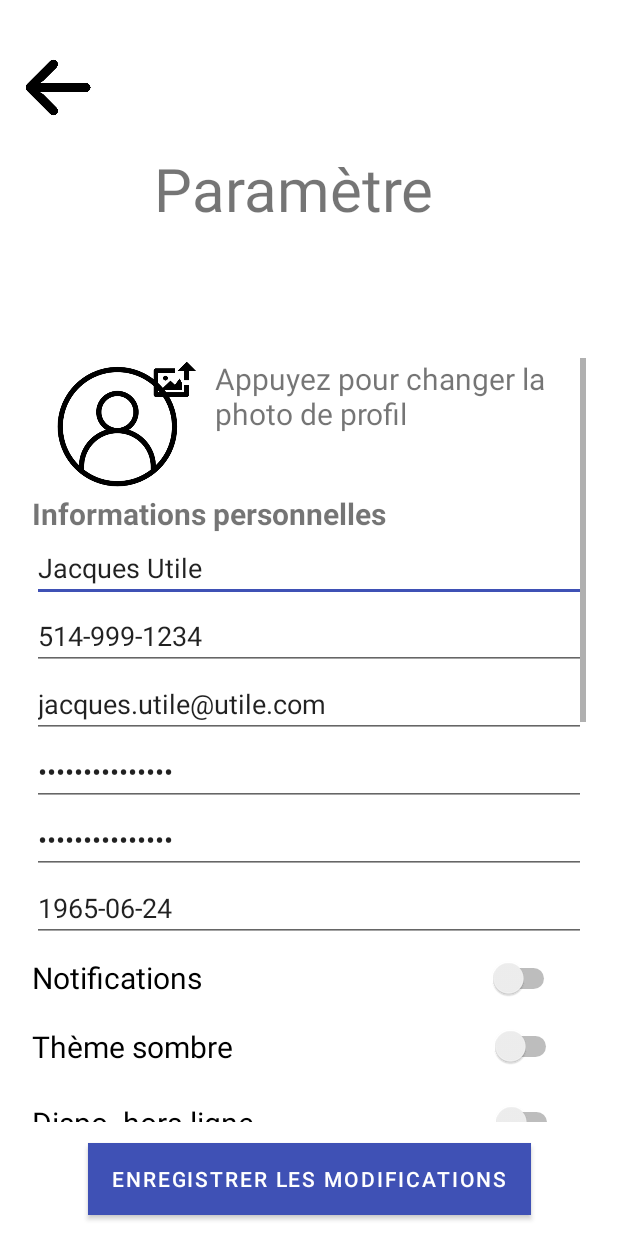
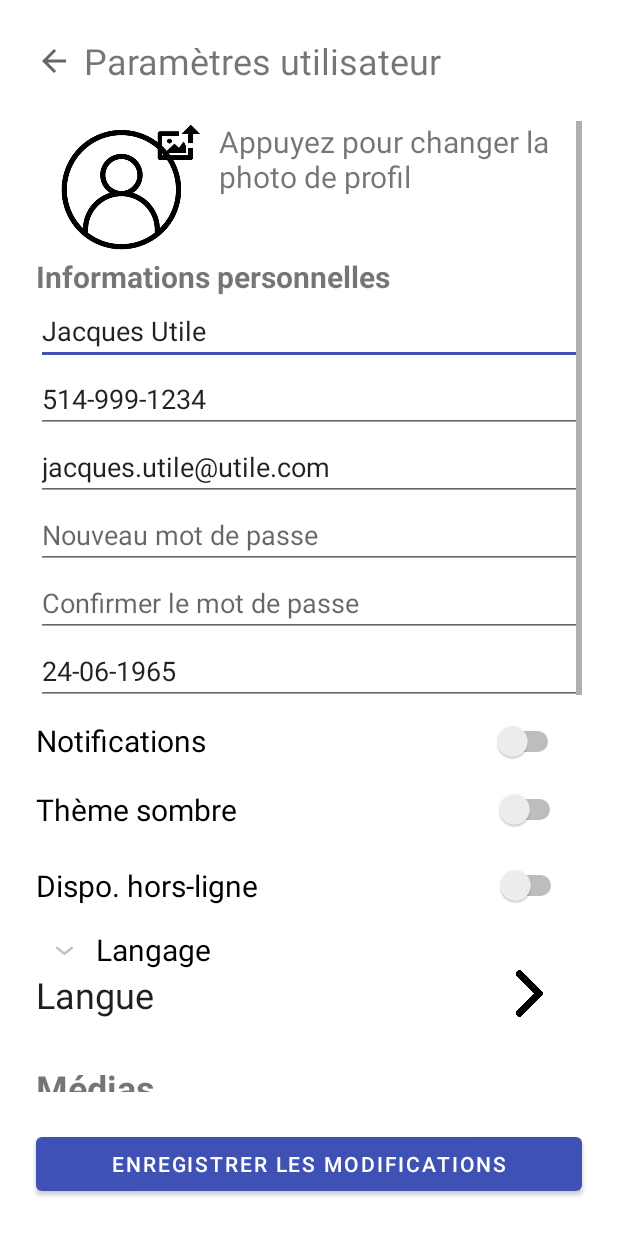
Before and after one commit to jayouimet/Devoir_04, an Android app: the ParametresCompte screen opened directly, with no data from a screen before it, on a phone screen of 412 x 824 dp. Run offline under Robolectric (Android 15) with nearby library versions, the phone set to English and light mode, and no system bars.

Commit message:
modifications générales et test de drop-down list de langues

```diff
--- a/Implementation/app/src/main/java/com/example/devoir4film/BD.java
+++ b/Implementation/app/src/main/java/com/example/devoir4film/BD.java
@@ -8,7 +8,6 @@ public class BD {
    public static Utilisateur user=new Utilisateur();
    public static String[] listHumeur={"Fâché","Neutre","Fatigué","Drôle","Party","Heureux","Amoureux","Triste","Horreur","Dépressif","Étrange","Curieux"};
    public static ArrayList<Film> tabfilm=createTabFilm();
-
 
    /**
     * met des films
--- /dev/null
+++ b/Implementation/app/src/main/java/com/example/devoir4film/LanguageListAdapter.java
@@ -0,0 +1,90 @@
+package com.example.devoir4film;
+
+import android.content.Context;
+import android.view.LayoutInflater;
+import android.view.View;
+import android.view.ViewGroup;
+import android.widget.BaseExpandableListAdapter;
+import android.widget.TextView;
+
+import java.util.HashMap;
+import java.util.List;
+
+public class LanguageListAdapter extends BaseExpandableListAdapter {
+
+    private Context ctx;
+    private List<String> listGroup;
+    private HashMap<String, List<String>> listItem;
+
+    public LanguageListAdapter(Context context, List<String> listGroup, HashMap<String, List<String>> listItem) {
+        this.ctx = context;
+        this.listGroup = listGroup;
+        this.listItem = listItem;
+    }
+
+    @Override
+    public int getGroupCount() {
+        return this.listGroup.size();
+    }
+
+    @Override
+    public int getChildrenCount(int groupPosition) {
+        return this.listItem.get(this.listGroup.get(groupPosition)).size();
+    }
+
+    @Override
+    public Object getGroup(int groupPosition) {
+        return this.listGroup.get(groupPosition);
+    }
+
+    @Override
+    public Object getChild(int groupPosition, int childPosition) {
+        return this.listItem.get(this.listGroup.get(groupPosition)).get(childPosition);
+    }
+
+    @Override
+    public long getGroupId(int groupPosition) {
+        return groupPosition;
+    }
+
+    @Override
+    public long getChildId(int groupPosition, int childPosition) {
+        return childPosition;
+    }
+
+    @Override
+    public boolean hasStableIds() {
+        return false;
+    }
+
+    @Override
+    public View getGroupView(int groupPosition, boolean b, View convertView, ViewGroup viewGroup) {
+        String group = (String) getGroup(groupPosition);
+        if (convertView == null) {
+            LayoutInflater layoutInflater = (LayoutInflater) this.ctx.getSystemService(Context.LAYOUT_INFLATER_SERVICE);
+            convertView = layoutInflater.inflate(R.layout.language_group, null);
+        }
+
+        TextView textView = convertView.findViewById(R.id.language_list_parent);
+        textView.setText(group);
+        return convertView;
+    }
+
+    @Override
+    public View getChildView(int groupPosition, int childPosition, boolean b, View convertView, ViewGroup viewGroup) {
+        String child = (String) getChild(groupPosition, childPosition);
+        if (convertView == null) {
+            LayoutInflater layoutInflater = (LayoutInflater) this.ctx.getSystemService(Context.LAYOUT_INFLATER_SERVICE);
+            convertView = layoutInflater.inflate(R.layout.language_item, null);
+        }
+
+        TextView textView = convertView.findViewById(R.id.language_list_child);
+        textView.setText(child);
+        return convertView;
+    }
+
+    @Override
+    public boolean isChildSelectable(int groupPosition, int childPosition) {
+        return true;
+    }
+}
--- a/Implementation/app/src/main/java/com/example/devoir4film/ParametresCompte.java
+++ b/Implementation/app/src/main/java/com/example/devoir4film/ParametresCompte.java
@@ -2,21 +2,106 @@ package com.example.devoir4film;
 
 import androidx.appcompat.app.AppCompatActivity;
 
+import android.app.DatePickerDialog;
 import android.content.Intent;
+import android.graphics.Color;
+import android.graphics.drawable.ColorDrawable;
 import android.location.Location;
 import android.os.Bundle;
 import android.view.View;
+import android.widget.DatePicker;
+import android.widget.EditText;
+import android.widget.ExpandableListView;
+import android.widget.ImageButton;
+
+import java.util.ArrayList;
+import java.util.Calendar;
+import java.util.HashMap;
+import java.util.List;
 
 public class ParametresCompte extends AppCompatActivity {
+
+    private ExpandableListView languageExpandableListView;
+    private List<String> listGroup;
+    private HashMap<String, List<String>> listItem;
+    private ImageButton parametersReturnButton;
+    private EditText parametersDatePicker;
+    private DatePickerDialog.OnDateSetListener dateSetListener;
+
+    private LanguageListAdapter languageListAdapter;
 
     @Override
     protected void onCreate(Bundle savedInstanceState) {
         super.onCreate(savedInstanceState);
         setContentView(R.layout.activity_parametres_compte);
+
+        languageExpandableListView = findViewById(R.id.languageExpandableListView);
+        parametersDatePicker = findViewById(R.id.parametersDatePicker);
+        parametersReturnButton = findViewById(R.id.parametersReturnButton);
+
+        listGroup = new ArrayList<>();
+        listItem = new HashMap<>();
+        languageListAdapter = new LanguageListAdapter(this, listGroup, listItem);
+
+        languageExpandableListView.setAdapter(languageListAdapter);
+
+        listGroup.add(getString(R.string.parameters_language_list_label));
+
+        List<String> tempList = new ArrayList<>();
+        String[] arr = getResources().getStringArray(R.array.parameters_language_list);
+        for (String s : arr) {
+            tempList.add(s);
+        }
+
+        listItem.put(listGroup.get(0), tempList);
+        languageListAdapter.notifyDataSetChanged();
+
+        parametersDatePicker.setOnClickListener(new View.OnClickListener() {
+            @Override
+            public void onClick(View view) {
+                showDatePickerDialog();
+            }
+        });
+
+        parametersDatePicker.setOnFocusChangeListener(new View.OnFocusChangeListener() {
+            @Override
+            public void onFocusChange(View view, boolean b) {
+                if (!b) return;
+                showDatePickerDialog();
+            }
+        });
+
+        dateSetListener = new DatePickerDialog.OnDateSetListener() {
+            @Override
+            public void onDateSet(DatePicker datePicker, int year, int month, int day) {
+                parametersDatePicker.setText(day + "-" + (((month + 1) < 10) ? "0" : "") + (month + 1) + "-" + year);
+            }
+        };
+
+        parametersReturnButton.setOnClickListener(new View.OnClickListener() {
+            @Override
+            public void onClick(View view) {
+                quitterParametresCompte();
+            }
+        });
+    }
+
+    private void showDatePickerDialog() {
+        Calendar cal = Calendar.getInstance();
+        int year = cal.get(Calendar.YEAR);
+        int month = cal.get(Calendar.MONTH);
+        int day = cal.get(Calendar.DAY_OF_MONTH);
+
+        DatePickerDialog dialog = new DatePickerDialog(
+                ParametresCompte.this,
+                R.style.DatePickerTheme,
+                dateSetListener,
+                year, month, day);
+        dialog.show();
     }
 
     //Lorsque l'utilisateur clique sur la flèche, il est ramené vers la page précédente, soit la page «Mon Profil»
-    public void quitterParametresCompte(View v){
+    public void quitterParametresCompte(){
         this.finish();
     }
     public void deconnexion(View v){
--- a/Implementation/app/src/main/res/layout/activity_parametres_compte.xml
+++ b/Implementation/app/src/main/res/layout/activity_parametres_compte.xml
@@ -6,27 +6,42 @@
     android:layout_height="match_parent"
     tools:context=".ParametresCompte">
 
+    <ImageButton
+        android:id="@+id/parametersReturnButton"
+        android:layout_width="wrap_content"
+        android:layout_height="wrap_content"
+        android:layout_marginStart="24dp"
+        android:background="?attr/actionModeCloseDrawable"
+        app:layout_constraintBottom_toBottomOf="@+id/tvParametresCompte"
+        app:layout_constraintStart_toStartOf="parent"
+        app:layout_constraintTop_toTopOf="@+id/tvParametresCompte"
+        tools:ignore="ContentDescription" />
+
     <TextView
         android:id="@+id/tvParametresCompte"
-        android:layout_width="206dp"
-        android:layout_height="58dp"
-        android:layout_marginTop="16dp"
-        android:text="Paramètres"
-        android:textSize="40dp"
-        app:layout_constraintBottom_toTopOf="@+id/scrollviewfilm"
+        android:layout_width="0dp"
+        android:layout_height="wrap_content"
+        android:layout_marginStart="8dp"
+        android:layout_marginTop="24dp"
+        android:layout_marginEnd="24dp"
+        android:text="@string/parameters_activity_title_label"
+        android:textSize="24sp"
         app:layout_constraintEnd_toEndOf="parent"
-        app:layout_constraintHorizontal_bias="0.497"
-        app:layout_constraintStart_toStartOf="parent"
+        app:layout_constraintStart_toEndOf="@+id/parametersReturnButton"
         app:layout_constraintTop_toTopOf="parent" />
 
     <ScrollView
         android:id="@+id/scrollviewfilm"
-        android:layout_width="369dp"
-        android:layout_height="509dp"
-        android:layout_marginBottom="76dp"
-        app:layout_constraintBottom_toBottomOf="parent"
+        android:layout_width="0dp"
+        android:layout_height="0dp"
+        android:layout_marginStart="24dp"
+        android:layout_marginTop="24dp"
+        android:layout_marginEnd="24dp"
+        android:layout_marginBottom="24dp"
+        app:layout_constraintBottom_toTopOf="@+id/btEnregistrerModifs"
         app:layout_constraintEnd_toEndOf="parent"
-        app:layout_constraintStart_toStartOf="parent">
+        app:layout_constraintStart_toStartOf="parent"
+        app:layout_constraintTop_toBottomOf="@+id/tvParametresCompte">
 
         <LinearLayout
             android:layout_width="match_parent"
@@ -95,9 +110,8 @@
                 android:layout_width="match_parent"
                 android:layout_height="wrap_content"
                 android:ems="10"
-                android:hint="Mot de passe"
-                android:inputType="textPassword"
-                android:text="Jacques1234Jiji" />
+                android:hint="@string/change_password_new_password_hint"
+                android:inputType="textPassword" />
 
 
             <EditText
@@ -105,18 +119,18 @@
                 android:layout_width="match_parent"
                 android:layout_height="wrap_content"
                 android:ems="10"
-                android:hint="Confirmer le mot de passe"
-                android:inputType="textPassword"
-                android:text="Jacques1234Jiji" />
+                android:hint="@string/parameters_confirm_new_password_hint"
+                android:inputType="textPassword" />
 
             <EditText
-                android:id="@+id/editTextDate"
+                android:id="@+id/parametersDatePicker"
                 android:layout_width="match_parent"
                 android:layout_height="wrap_content"
+                android:editable="false"
                 android:ems="10"
-                android:hint="date de naissance AAAA-MM-JJ"
-                android:inputType="date"
-                android:text="1965-06-24" />
+                android:hint="Date de naissance"
+                android:inputType="none"
+                android:text="24-06-1965" />
 
 
             <Switch
@@ -147,6 +161,11 @@
                 tools:layout_editor_absoluteY="63dp" />
 
 
+            <ExpandableListView
+                android:id="@+id/languageExpandableListView"
+                android:layout_width="match_parent"
+                android:layout_height="wrap_content" />
+
             <LinearLayout
                 android:layout_width="356dp"
                 android:layout_height="match_parent"
@@ -176,40 +195,40 @@
                 android:textSize="24sp"
                 android:textStyle="bold"></TextView>
 
-            <RadioButton
-                android:id="@+id/radioButtonCinema"
+            <CheckBox
+                android:id="@+id/chkButtonCinema"
                 android:layout_width="match_parent"
                 android:layout_height="67dp"
                 android:text="Cinéma"
                 android:textSize="20sp"
                 tools:layout_editor_absoluteX="65dp" />
 
-            <RadioButton
-                android:id="@+id/radioButtonNetflix"
+            <CheckBox
+                android:id="@+id/chkButtonNetflix"
                 android:layout_width="match_parent"
                 android:layout_height="67dp"
                 android:text="Netflix"
                 android:textSize="20sp"
                 tools:layout_editor_absoluteX="65dp" />
 
-            <RadioButton
-                android:id="@+id/radioButtonPrimeVideo"
+            <CheckBox
+                android:id="@+id/chkButtonPrimeVideo"
                 android:layout_width="match_parent"
                 android:layout_height="67dp"
                 android:text="Prime Video"
                 android:textSize="20sp"
                 tools:layout_editor_absoluteX="65dp" />
 
-            <RadioButton
-                android:id="@+id/radioButtonCrave"
+            <CheckBox
+                android:id="@+id/chkButtonCrave"
                 android:layout_width="match_parent"
                 android:layout_height="67dp"
                 android:text="Crave"
                 android:textSize="20sp"
                 tools:layout_editor_absoluteX="65dp" />
 
-            <RadioButton
-                android:id="@+id/radioButtonSuperEcran"
+            <CheckBox
+                android:id="@+id/chkButtonSuperEcran"
                 android:layout_width="match_parent"
                 android:layout_height="69dp"
                 android:text="Super Écran"
@@ -218,51 +237,37 @@
 
             <Button
                 android:id="@+id/deconnexion"
-                android:onClick="deconnexion"
-                android:layout_gravity="center"
                 android:layout_width="300dp"
                 android:layout_height="match_parent"
+                android:layout_gravity="center"
+                android:onClick="deconnexion"
                 android:text="@string/deconnexion"
-                android:textAlignment="center"
-                ></Button>
+                android:textAlignment="center"></Button>
+
             <Button
-                android:onClick="changecompte"
-                android:layout_gravity="center"
                 android:layout_width="300dp"
                 android:layout_height="match_parent"
+                android:layout_gravity="center"
+                android:onClick="changecompte"
                 android:text="@string/changer"
-                android:textAlignment="center"
-                ></Button>
+                android:textAlignment="center"></Button>
 
 
         </LinearLayout>
     </ScrollView>
 
-    <ImageView
-        android:id="@+id/imagestardescription"
-        android:layout_width="45dp"
-        android:layout_height="43dp"
-        app:layout_constraintBottom_toBottomOf="parent"
-        app:layout_constraintEnd_toEndOf="parent"
-        app:layout_constraintHorizontal_bias="0.043"
-        app:layout_constraintStart_toStartOf="parent"
-        app:layout_constraintTop_toTopOf="parent"
-        app:layout_constraintVertical_bias="0.047"
-        app:srcCompat="@drawable/arrow"
-        android:onClick="quitterParametresCompte"/>
-
     <Button
         android:id="@+id/btEnregistrerModifs"
-        android:layout_width="wrap_content"
+        android:layout_width="0dp"
         android:layout_height="wrap_content"
-        android:background="#FFFFFF"
-        android:backgroundTint="#AF2C2C"
+        android:layout_marginStart="24dp"
+        android:layout_marginEnd="24dp"
+        android:layout_marginBottom="24dp"
+        android:onClick="quitterParametresCompte"
         android:text="Enregistrer les modifications"
         app:layout_constraintBottom_toBottomOf="parent"
         app:layout_constraintEnd_toEndOf="parent"
-        app:layout_constraintStart_toStartOf="parent"
-        app:layout_constraintTop_toBottomOf="@+id/scrollviewfilm"
-        android:onClick="quitterParametresCompte"/>
+        app:layout_constraintStart_toStartOf="parent" />
 
 
 </androidx.constraintlayout.widget.ConstraintLayout>
--- /dev/null
+++ b/Implementation/app/src/main/res/layout/language_group.xml
@@ -0,0 +1,15 @@
+<?xml version="1.0" encoding="utf-8"?>
+<LinearLayout
+    xmlns:android="http://schemas.android.com/apk/res/android"
+    android:layout_width="match_parent"
+    android:layout_height="match_parent"
+    android:padding="0dp">
+    <TextView
+        android:layout_width="match_parent"
+        android:layout_height="wrap_content"
+        android:id="@+id/language_list_parent"
+        android:textSize="20sp"
+        android:textColor="@color/black"
+        android:paddingLeft="?android:attr/expandableListPreferredChildPaddingLeft"/>
+
+</LinearLayout>
--- a/Implementation/app/src/main/res/values/colors.xml
+++ b/Implementation/app/src/main/res/values/colors.xml
@@ -8,6 +8,7 @@
     <color name="black">#FF000000</color>
     <color name="white">#FFFFFFFF</color>
     <color name="main_blue">#FF3F51B5</color>
+    <color name="main_blue_highlight">#883F51B5</color>
     <color name="main_white">#FFFFFFFF</color>
     <color name="low_visibility_gray">#737373</color>
 </resources>
--- a/Implementation/app/src/main/res/values/strings.xml
+++ b/Implementation/app/src/main/res/values/strings.xml
@@ -6,7 +6,9 @@
     <string name="humeur">Vos humeurs</string>
     <string name="profil">Votre profil</string>
     <string name="favorinav">Vos favoris</string>
-    <string name="sentez">Commment vous sentez-vous ajourd\'hui?</string>
+    <string name="choose_mood_title_label">Sélection de l\'humeur</string>
+    <string name="choose_mood_search_hint">Comment vous sentez-vous?</string>
+    <string name="sentez">Comment vous sentez-vous ajourd\'hui?</string>
     <string name="recherche">Recherche</string>
     <string name="directeur">Directeur:</string>
     <string name="realisateur">Réalisateur:</string>
@@ -17,6 +19,12 @@
     <string name="dejavisionner">Déjà visionné:</string>
     <string name="humeurcorrespondante">Humeurs correspondantes:</string>
 
+    <string name="suggestion_activity_title_label">Suggestions de films pour l\'humeur : "%s"</string>
+    <string name="suggestion_activity_search_hint">Rechercher par titre</string>
+    <string name="favorites_activity_search_hint">Rechercher par titre</string>
+    <string name="favorites_activity_title_label">Favoris</string>
+    <string name="parameters_activity_title_label">Paramètres utilisateur</string>
+
     <string name="wrong_email_password_combinaison_label">La combinaison courriel/mot de passe entrée est erronée.</string>
     <string name="email_hint">Courriel</string>
     <string name="password_hint">Mot de passe</string>
@@ -25,16 +33,31 @@
     <string name="create_new_account_label">Créer un nouveau compte</string>
     <string name="login_as_guest_label">Se connecter en tant qu\'invité</string>
 
-    <string name="forgot_password_title_label">Entrez votre courriel pour réinitialiser votre mot de passe</string>
+    <string name="forgot_password_title_label">Mot de passe oublié</string>
+    <string name="forgot_password_instruction_label">Entrez votre courriel pour réinitialiser votre mot de passe</string>
     <string name="forgot_password_reinitialise_label">Réinitialiser</string>
     <string name="forgot_password_message_sent_label">Un lien de réinitialisation vous a été envoyé par courriel. (Fonctionnalité non implémentée cliquez ici pour le test)</string>
     <string name="forgot_email_label">Adresse courriel oubliée?</string>
 
     <string name="change_password_title_label">Changement du mot de passe</string>
+    <string name="change_password_instruction_label">Veuillez sélectionner un nouveau mot de passe</string>
     <string name="change_password_new_password_hint">Nouveau mot de passe</string>
     <string name="change_password_confirm_password_hint">Confirmer le mot de passe</string>
     <string name="change_password_change_button_label">Changer le mot de passe</string>
     <string name="change_password_error_message_label">Le mot de passe et sa confirmation doivent correspondre</string>
     <string name="deconnexion">Déconnexion</string>
     <string name="changer">Changer de compte</string>
+
+    <string name="parameters_new_password_hint">Nouveau mot de passe</string>
+    <string name="parameters_confirm_new_password_hint">Confirmer le mot de passe</string>
+
+    <string name="parameters_language_list_label">Langage</string>
+    <string-array name="parameters_language_list">
+        <item>Allemand</item>
+        <item>Anglais</item>
+        <item>Espagnol</item>
+        <item>Français</item>
+        <item>Italien</item>
+        <item>Russe</item>
+    </string-array>
 </resources>
--- a/Implementation/app/src/main/res/values/themes.xml
+++ b/Implementation/app/src/main/res/values/themes.xml
@@ -13,4 +13,10 @@
         <item name="android:statusBarColor" tools:targetApi="l">?attr/colorPrimaryVariant</item>
         <!-- Customize your theme here. -->
     </style>
+    <style name="DatePickerTheme" parent="@android:style/Theme.Holo.Light.Dialog.MinWidth">
+        <item name="colorAccent">@color/main_blue</item>
+        <item name="android:headerBackground">@color/main_blue</item>
+        <item name="android:textColor">@color/main_blue</item>
+        <item name="android:textColorHighlight">@color/main_blue_highlight</item>
+    </style>
 </resources>
```
Also changed, not shown: Implementation/app/src/main/java/com/example/devoir4film/ChangePasswordActivity.java (+17 -0 lines), Implementation/app/src/main/java/com/example/devoir4film/ForgotPwdActivity.java (+17 -3 lines), Implementation/app/src/main/java/com/example/devoir4film/SuggestionFilm.java (+10 -6 lines), Implementation/app/src/main/java/com/example/devoir4film/choisirHumeur.java (+12 -2 lines), Implementation/app/src/main/java/com/example/devoir4film/favoris.java (+18 -7 lines), Implementation/app/src/main/res/layout/activity_change_password.xml (+28 -4 lines), Implementation/app/src/main/res/layout/activity_choisir_humeur.xml (+35 -30 lines), Implementation/app/src/main/res/layout/activity_favoris.xml (+33 -27 lines), Implementation/app/src/main/res/layout/activity_forgot_pwd.xml (+26 -16 lines), Implementation/app/src/main/res/layout/activity_suggestion.xml (+22 -14 lines), Implementation/app/src/main/res/layout/language_item.xml (added, +15 -0 lines).
